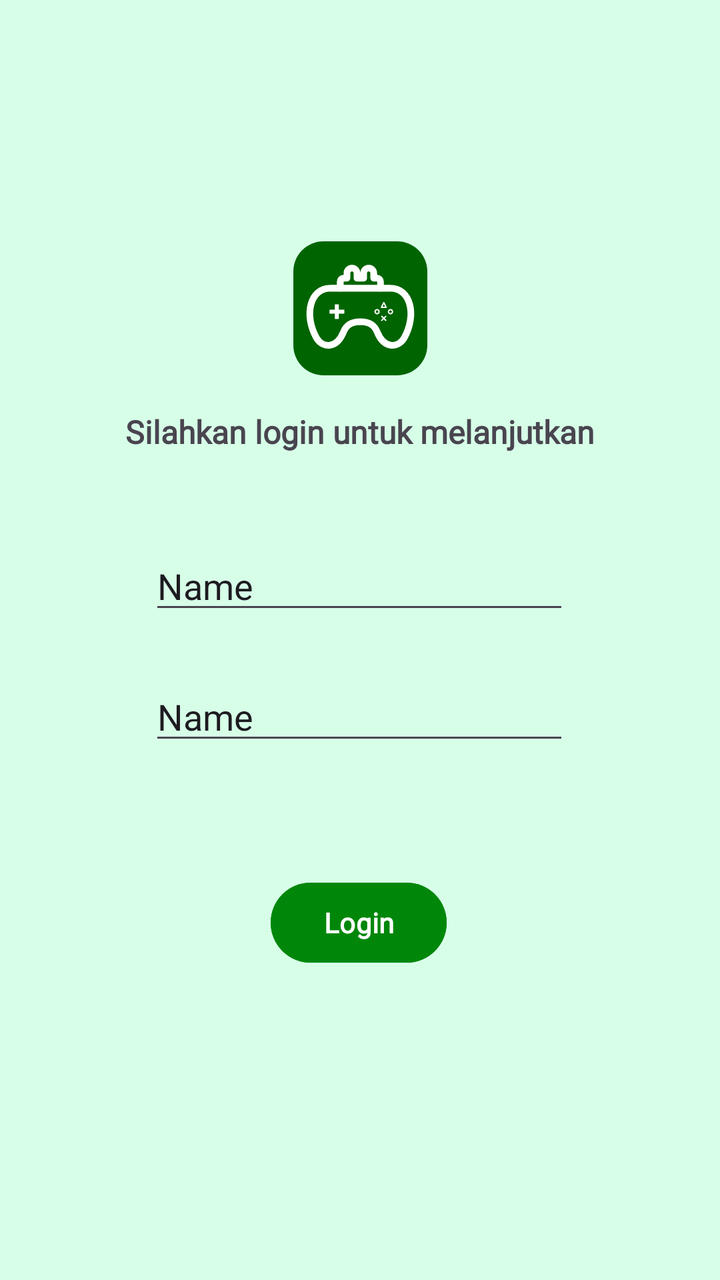
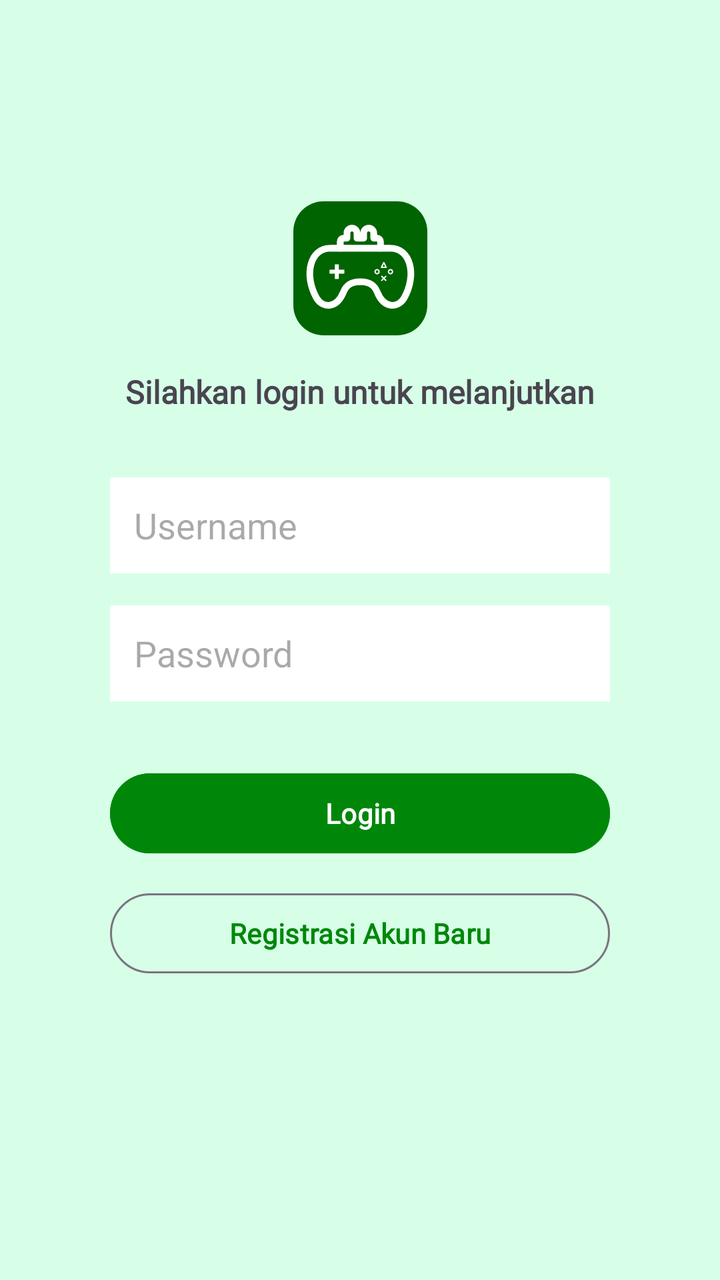

Before-and-after screenshots of an Android layout around one commit, followed by the original layout XML and the change that was made.
<!-- AndroidManifest.xml: application theme Theme.Mrstango -->
<!-- res/layout/activity_auth.xml -->
<?xml version="1.0" encoding="utf-8"?>
<androidx.constraintlayout.widget.ConstraintLayout xmlns:android="http://schemas.android.com/apk/res/android"
    xmlns:app="http://schemas.android.com/apk/res-auto"
    xmlns:tools="http://schemas.android.com/tools"
    android:id="@+id/main"
    android:background="@color/light_green"
    android:layout_width="match_parent"
    android:layout_height="match_parent"
    tools:context=".AuthActivity">

    <ImageView
        android:id="@+id/imageView"
        android:layout_width="67dp"
        android:layout_height="68dp"
        android:layout_marginTop="120dp"
        app:layout_constraintEnd_toEndOf="parent"
        app:layout_constraintStart_toStartOf="parent"
        app:layout_constraintTop_toTopOf="parent"
        app:srcCompat="@drawable/logo_izireps" />

    <EditText
        android:id="@+id/inputPassword"
        android:layout_width="wrap_content"
        android:layout_height="wrap_content"
        android:layout_marginTop="24dp"
        android:ems="10"
        android:inputType="text"
        android:text="Name"
        app:layout_constraintEnd_toEndOf="parent"
        app:layout_constraintHorizontal_bias="0.497"
        app:layout_constraintStart_toStartOf="parent"
        app:layout_constraintTop_toBottomOf="@+id/inputUsername" />

    <EditText
        android:id="@+id/inputUsername"
        android:layout_width="wrap_content"
        android:layout_height="wrap_content"
        android:layout_marginTop="44dp"
        android:ems="10"
        android:inputType="text"
        android:text="Name"
        app:layout_constraintEnd_toEndOf="parent"
        app:layout_constraintHorizontal_bias="0.497"
        app:layout_constraintStart_toStartOf="parent"
        app:layout_constraintTop_toBottomOf="@+id/loginText" />

    <Button
        android:id="@+id/btnLogin"
        android:layout_width="wrap_content"
        android:layout_height="wrap_content"
        android:layout_marginTop="60dp"
        android:fontFamily="@font/commissioner_regular"
        android:textStyle="bold"
        android:backgroundTint="@color/dark_green"
        android:text="Login"
        app:layout_constraintEnd_toEndOf="parent"
        app:layout_constraintHorizontal_bias="0.498"
        app:layout_constraintStart_toStartOf="parent"
        app:layout_constraintTop_toBottomOf="@+id/inputPassword" />

    <TextView
        android:id="@+id/loginText"
        android:fontFamily="@font/commissioner_regular"
        android:textStyle="bold"
        android:textSize="16dp"
        android:layout_width="wrap_content"
        android:layout_height="wrap_content"
        android:layout_marginTop="17dp"
        android:text="Silahkan login untuk melanjutkan"
        app:layout_constraintEnd_toEndOf="parent"
        app:layout_constraintStart_toStartOf="parent"
        app:layout_constraintTop_toBottomOf="@+id/imageView" />
</androidx.constraintlayout.widget.ConstraintLayout>
<!-- resources referenced by this layout -->
<resources>
  <color name="dark_green">#00870A</color>
  <color name="light_green">#D7FFE8</color>
  <!-- drawable logo_izireps: vector/xml drawable (drawable, 2405 chars, omitted) -->
  <style name="Theme.Mrstango" parent="Base.Theme.Mrstango" />
  <style name="Base.Theme.Mrstango" parent="Theme.Material3.DayNight.NoActionBar">
          
          
      </style>
</resources>

<!-- the commit's change to res/layout/activity_auth.xml (unified diff, before → after) -->
@@ -12,57 +12,17 @@
         android:id="@+id/imageView"
         android:layout_width="67dp"
         android:layout_height="68dp"
-        android:layout_marginTop="120dp"
+        android:layout_marginTop="100dp"
         app:layout_constraintEnd_toEndOf="parent"
         app:layout_constraintStart_toStartOf="parent"
         app:layout_constraintTop_toTopOf="parent"
         app:srcCompat="@drawable/logo_izireps" />
 
-    <EditText
-        android:id="@+id/inputPassword"
-        android:layout_width="wrap_content"
-        android:layout_height="wrap_content"
-        android:layout_marginTop="24dp"
-        android:ems="10"
-        android:inputType="text"
-        android:text="Name"
-        app:layout_constraintEnd_toEndOf="parent"
-        app:layout_constraintHorizontal_bias="0.497"
-        app:layout_constraintStart_toStartOf="parent"
-        app:layout_constraintTop_toBottomOf="@+id/inputUsername" />
-
-    <EditText
-        android:id="@+id/inputUsername"
-        android:layout_width="wrap_content"
-        android:layout_height="wrap_content"
-        android:layout_marginTop="44dp"
-        android:ems="10"
-        android:inputType="text"
-        android:text="Name"
-        app:layout_constraintEnd_toEndOf="parent"
-        app:layout_constraintHorizontal_bias="0.497"
-        app:layout_constraintStart_toStartOf="parent"
-        app:layout_constraintTop_toBottomOf="@+id/loginText" />
-
-    <Button
-        android:id="@+id/btnLogin"
-        android:layout_width="wrap_content"
-        android:layout_height="wrap_content"
-        android:layout_marginTop="60dp"
-        android:fontFamily="@font/commissioner_regular"
-        android:textStyle="bold"
-        android:backgroundTint="@color/dark_green"
-        android:text="Login"
-        app:layout_constraintEnd_toEndOf="parent"
-        app:layout_constraintHorizontal_bias="0.498"
-        app:layout_constraintStart_toStartOf="parent"
-        app:layout_constraintTop_toBottomOf="@+id/inputPassword" />
-
     <TextView
         android:id="@+id/loginText"
         android:fontFamily="@font/commissioner_regular"
         android:textStyle="bold"
-        android:textSize="16dp"
+        android:textSize="16sp"
         android:layout_width="wrap_content"
         android:layout_height="wrap_content"
         android:layout_marginTop="17dp"
@@ -70,4 +30,58 @@
         app:layout_constraintEnd_toEndOf="parent"
         app:layout_constraintStart_toStartOf="parent"
         app:layout_constraintTop_toBottomOf="@+id/imageView" />
+
+    <EditText
+        android:id="@+id/inputUsername"
+        android:layout_width="250dp"
+        android:layout_height="48dp"
+        android:layout_marginTop="32dp"
+        android:background="@android:color/white"
+        android:hint="Username"
+        android:inputType="text"
+        android:paddingHorizontal="12dp"
+        app:layout_constraintEnd_toEndOf="parent"
+        app:layout_constraintStart_toStartOf="parent"
+        app:layout_constraintTop_toBottomOf="@+id/loginText" />
+
+    <EditText
+        android:id="@+id/inputPassword"
+        android:layout_width="250dp"
+        android:layout_height="48dp"
+        android:layout_marginTop="16dp"
+        android:background="@android:color/white"
+        android:hint="Password"
+        android:inputType="textPassword"
+        android:paddingHorizontal="12dp"
+        app:layout_constraintEnd_toEndOf="parent"
+        app:layout_constraintStart_toStartOf="parent"
+        app:layout_constraintTop_toBottomOf="@+id/inputUsername" />
+
+    <Button
+        android:id="@+id/btnLogin"
+        android:layout_width="250dp"
+        android:layout_height="48dp"
+        android:layout_marginTop="32dp"
+        android:fontFamily="@font/commissioner_regular"
+        android:textStyle="bold"
+        android:backgroundTint="@color/dark_green"
+        android:text="Login"
+        app:layout_constraintEnd_toEndOf="parent"
+        app:layout_constraintStart_toStartOf="parent"
+        app:layout_constraintTop_toBottomOf="@+id/inputPassword" />
+
+    <Button
+        android:id="@+id/btnRegister"
+        style="@style/Widget.Material3.Button.OutlinedButton"
+        android:layout_width="250dp"
+        android:layout_height="48dp"
+        android:layout_marginTop="12dp"
+        android:fontFamily="@font/commissioner_regular"
+        android:textStyle="bold"
+        android:textColor="@color/dark_green"
+        android:text="Registrasi Akun Baru"
+        app:layout_constraintEnd_toEndOf="parent"
+        app:layout_constraintStart_toStartOf="parent"
+        app:layout_constraintTop_toBottomOf="@+id/btnLogin" />
+
 </androidx.constraintlayout.widget.ConstraintLayout>
